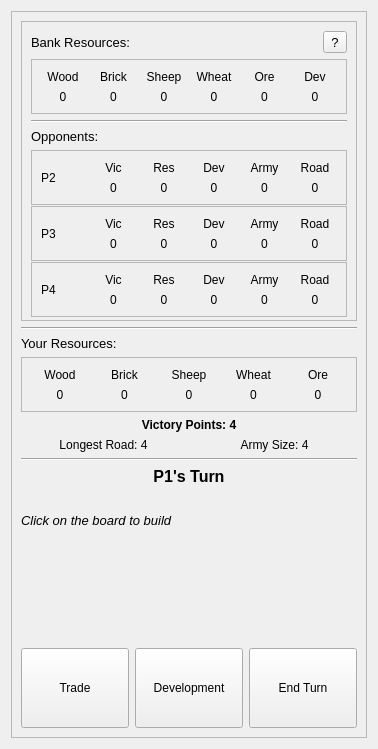
First picture: the form in view/ui/main_menu.ui, repository AlexShem247/a-catan-tutor, before the edit.
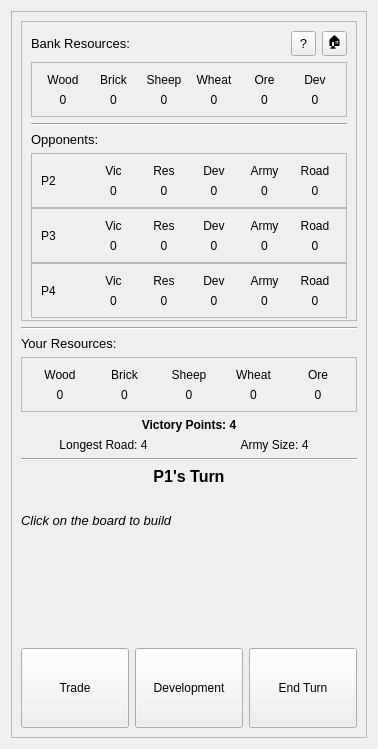
Second picture: the form after the edit.

```diff
--- a/view/ui/main_menu.ui
+++ b/view/ui/main_menu.ui
@@ -62,6 +62,18 @@
              </item>
              <item>
               <widget class="QToolButton" name="help_btn">
+               <property name="minimumSize">
+                <size>
+                 <width>25</width>
+                 <height>25</height>
+                </size>
+               </property>
+               <property name="maximumSize">
+                <size>
+                 <width>25</width>
+                 <height>25</height>
+                </size>
+               </property>
                <property name="font">
                 <font>
                  <pointsize>10</pointsize>
@@ -72,6 +84,33 @@
                </property>
               </widget>
              </item>
+             <item>
+              <widget class="QToolButton" name="home_btn">
+               <property name="minimumSize">
+                <size>
+                 <width>25</width>
+                 <height>25</height>
+                </size>
+               </property>
+               <property name="maximumSize">
+                <size>
+                 <width>25</width>
+                 <height>25</height>
+                </size>
+               </property>
+               <property name="font">
+                <font>
+                 <pointsize>10</pointsize>
+                </font>
+               </property>
+               <property name="toolTip">
+                <string>Go Back to Main Menu</string>
+               </property>
+               <property name="text">
+                <string>🏠</string>
+               </property>
+              </widget>
+             </item>
             </layout>
            </item>
            <item>
```
Left out of the diff: 3 changed lines with no effect on the pictures.
